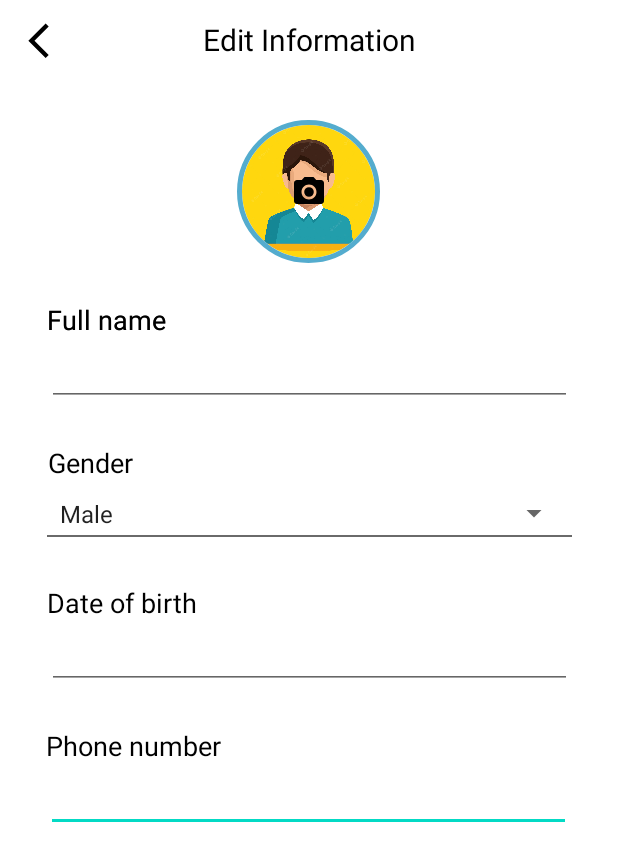
After one commit to ledangkhoa11-4/SportsBooking_AndroidCSC13009_KTPM1, an Android app: the EditInformationActivity screen opened directly, with no data from a screen before it, on a phone screen of 412 x 824 dp. The commit adds this screen. Shown: the top 861 px of the screen. Run offline under Robolectric (Android 15) with nearby library versions, the phone set to English and light mode, and no system bars; our stand-ins replace CircleImageView.

Commit message:
add edit information activity

```diff
--- a/User App/app/src/main/AndroidManifest.xml
+++ b/User App/app/src/main/AndroidManifest.xml
@@ -11,6 +11,9 @@
         android:supportsRtl="true"
         android:theme="@style/Theme.SportBooking"
         tools:targetApi="31">
+        <activity
+            android:name=".EditInformationActivity"
+            android:exported="false" />
         <activity
             android:name=".UserTabActivity"
             android:exported="false" />
--- /dev/null
+++ b/User App/app/src/main/java/com/example/sportbooking/EditInformationActivity.kt
@@ -0,0 +1,57 @@
+package com.example.sportbooking
+
+import android.media.Image
+import android.os.Build
+import androidx.appcompat.app.AppCompatActivity
+import android.os.Bundle
+import android.util.Log
+import android.widget.ArrayAdapter
+import android.widget.EditText
+import android.widget.ImageButton
+import android.widget.Spinner
+import androidx.annotation.RequiresApi
+import com.google.android.material.datepicker.MaterialDatePicker
+import java.text.SimpleDateFormat
+import java.time.format.DateTimeFormatter
+import java.util.*
+
+class EditInformationActivity : AppCompatActivity() {
+    lateinit var changeImgBtn: ImageButton
+    lateinit var fullNameInput: EditText
+    lateinit var genderInput: Spinner
+    lateinit var dobInput: EditText
+    lateinit var phoneInput: EditText
+
+    @RequiresApi(Build.VERSION_CODES.O)
+    override fun onCreate(savedInstanceState: Bundle?) {
+        super.onCreate(savedInstanceState)
+        setContentView(R.layout.activity_edit_information)
+
+        val genderList = arrayListOf<String>("Male", "Female", "Other")
+        changeImgBtn = findViewById(R.id.changeAvtBtn)
+        fullNameInput = findViewById(R.id.fullnameInput)
+        genderInput = findViewById(R.id.genderSpinner)
+        dobInput = findViewById(R.id.dobInput)
+        phoneInput = findViewById(R.id.phoneInput)
+
+        ArrayAdapter(this, android.R.layout.simple_spinner_item, genderList)
+            .also { adapter ->
+                adapter.setDropDownViewResource(android.R.layout.simple_spinner_dropdown_item)
+                genderInput.adapter = adapter
+            }
+        dobInput.setOnClickListener {
+            val datePicker =
+                MaterialDatePicker.Builder.datePicker()
+                    .setTitleText("Select date")
+                    .build()
+            datePicker.show(supportFragmentManager, "tag")
+            datePicker.addOnPositiveButtonClickListener {
+                val selectedDate = datePicker.selection
+                val dateFormat = SimpleDateFormat("dd/MM/yyyy")
+                var dob = Date(selectedDate!!)
+                dobInput.setText(dateFormat.format(dob))
+            }
+        }
+
+    }
+}
--- a/User App/app/src/main/java/com/example/sportbooking/UserTabActivity.kt
+++ b/User App/app/src/main/java/com/example/sportbooking/UserTabActivity.kt
@@ -3,16 +3,23 @@ package com.example.sportbooking
 import android.content.Intent
 import androidx.appcompat.app.AppCompatActivity
 import android.os.Bundle
+import android.widget.Button
 import android.widget.ImageView
+import com.google.android.material.floatingactionbutton.FloatingActionButton
 import com.google.android.material.navigation.NavigationBarView
 
 class UserTabActivity : AppCompatActivity() {
     lateinit var nav_bar: NavigationBarView
+    lateinit var editBtn: FloatingActionButton
     override fun onCreate(savedInstanceState: Bundle?) {
         super.onCreate(savedInstanceState)
         setContentView(R.layout.activity_user_tab)
         nav_bar = findViewById(R.id.nav_bar)
         navBarHandle(nav_bar)
+        editBtn = findViewById(R.id.editBtn)
+        editBtn.setOnClickListener {
+            startActivityForResult(Intent(this,EditInformationActivity::class.java),200)
+        }
 
     }
     fun navBarHandle(nav_bar: NavigationBarView){
--- /dev/null
+++ b/User App/app/src/main/res/drawable/back_icon.xml
@@ -0,0 +1,5 @@
+<vector android:height="24dp" android:tint="#000000"
+    android:viewportHeight="22" android:viewportWidth="22"
+    android:width="24dp" xmlns:android="http://schemas.android.com/apk/res/android">
+    <path android:fillColor="@android:color/white" android:pathData="M17.77,3.77l-1.77,-1.77l-10,10l10,10l1.77,-1.77l-8.23,-8.23z"/>
+</vector>
--- /dev/null
+++ b/User App/app/src/main/res/drawable/camera_icon.xml
@@ -0,0 +1,6 @@
+<vector android:height="24dp" android:tint="#000000"
+    android:viewportHeight="24" android:viewportWidth="24"
+    android:width="24dp" xmlns:android="http://schemas.android.com/apk/res/android">
+    <path android:fillColor="@android:color/white" android:pathData="M12,12m-3.2,0a3.2,3.2 0,1 1,6.4 0a3.2,3.2 0,1 1,-6.4 0"/>
+    <path android:fillColor="@android:color/white" android:pathData="M9,2L7.17,4L4,4c-1.1,0 -2,0.9 -2,2v12c0,1.1 0.9,2 2,2h16c1.1,0 2,-0.9 2,-2L22,6c0,-1.1 -0.9,-2 -2,-2h-3.17L15,2L9,2zM12,17c-2.76,0 -5,-2.24 -5,-5s2.24,-5 5,-5 5,2.24 5,5 -2.24,5 -5,5z"/>
+</vector>
--- /dev/null
+++ b/User App/app/src/main/res/drawable/pen_icon.xml
@@ -0,0 +1,9 @@
+<vector xmlns:android="http://schemas.android.com/apk/res/android"
+    android:width="16dp"
+    android:height="16dp"
+    android:viewportWidth="16"
+    android:viewportHeight="16">
+  <path
+      android:pathData="m13.498,0.795 l0.149,-0.149a1.207,1.207 0,1 1,1.707 1.708l-0.149,0.148a1.5,1.5 0,0 1,-0.059 2.059L4.854,14.854a0.5,0.5 0,0 1,-0.233 0.131l-4,1a0.5,0.5 0,0 1,-0.606 -0.606l1,-4a0.5,0.5 0,0 1,0.131 -0.232l9.642,-9.642a0.5,0.5 0,0 0,-0.642 0.056L6.854,4.854a0.5,0.5 0,1 1,-0.708 -0.708L9.44,0.854A1.5,1.5 0,0 1,11.5 0.796a1.5,1.5 0,0 1,1.998 -0.001zM12.854,1.561a0.5,0.5 0,0 0,-0.707 0L1.95,11.756l-0.764,3.057 3.057,-0.764L14.44,3.854a0.5,0.5 0,0 0,0 -0.708l-1.585,-1.585z"
+      android:fillColor="@color/black"/>
+</vector>
--- /dev/null
+++ b/User App/app/src/main/res/layout/activity_edit_information.xml
@@ -0,0 +1,165 @@
+<?xml version="1.0" encoding="utf-8"?>
+<androidx.constraintlayout.widget.ConstraintLayout xmlns:android="http://schemas.android.com/apk/res/android"
+    xmlns:app="http://schemas.android.com/apk/res-auto"
+    xmlns:tools="http://schemas.android.com/tools"
+    android:layout_width="match_parent"
+    android:layout_height="match_parent"
+    tools:context=".EditInformationActivity">
+
+    <TextView
+        android:id="@+id/textView7"
+        android:layout_width="wrap_content"
+        android:layout_height="wrap_content"
+        android:text="Phone number"
+        android:textColor="#000000"
+        android:textSize="18dp"
+        app:layout_constraintBottom_toTopOf="@+id/phoneInput"
+        app:layout_constraintStart_toStartOf="@+id/phoneInput" />
+
+    <EditText
+        android:id="@+id/phoneInput"
+        android:layout_width="350dp"
+        android:layout_height="wrap_content"
+        android:layout_marginTop="50dp"
+        android:ems="10"
+        android:inputType="number"
+        app:layout_constraintEnd_toEndOf="parent"
+        app:layout_constraintHorizontal_bias="0.491"
+        app:layout_constraintStart_toStartOf="parent"
+        app:layout_constraintTop_toBottomOf="@+id/dobInput" />
+
+    <TextView
+        android:id="@+id/textView4"
+        android:layout_width="wrap_content"
+        android:layout_height="wrap_content"
+        android:text="Gender"
+        android:textColor="#000000"
+        android:textSize="18dp"
+        app:layout_constraintBottom_toTopOf="@+id/genderSpinner"
+        app:layout_constraintStart_toStartOf="@+id/genderSpinner" />
+
+    <TextView
+        android:id="@+id/textView5"
+        android:layout_width="wrap_content"
+        android:layout_height="wrap_content"
+        android:text="Date of birth"
+        android:textColor="#000000"
+        android:textSize="18dp"
+        app:layout_constraintBottom_toTopOf="@+id/dobInput"
+        app:layout_constraintStart_toStartOf="@+id/dobInput" />
+
+    <TextView
+        android:id="@+id/textView3"
+        android:layout_width="wrap_content"
+        android:layout_height="wrap_content"
+        android:text="Full name"
+        android:textColor="#000000"
+        android:textSize="18dp"
+        app:layout_constraintBottom_toTopOf="@+id/fullnameInput"
+        app:layout_constraintStart_toStartOf="@+id/fullnameInput" />
+
+    <ImageButton
+        android:id="@+id/imageButton"
+        android:layout_width="49dp"
+        android:layout_height="52dp"
+        android:backgroundTint="#00FFFFFF"
+        android:scaleType="fitCenter"
+        app:layout_constraintStart_toStartOf="parent"
+        app:layout_constraintTop_toTopOf="parent"
+        app:srcCompat="@drawable/back_icon" />
+
+    <TextView
+        android:id="@+id/editTitleTv"
+        android:layout_width="wrap_content"
+        android:layout_height="wrap_content"
+        android:text="Edit Information"
+        android:textColor="#000000"
+        android:textSize="20sp"
+        app:layout_constraintBottom_toBottomOf="@+id/imageButton"
+        app:layout_constraintEnd_toEndOf="parent"
+        app:layout_constraintStart_toStartOf="@+id/imageButton"
+        app:layout_constraintTop_toTopOf="@+id/imageButton" />
+
+    <de.hdodenhof.circleimageview.CircleImageView
+        android:id="@+id/avatarIv"
+        android:layout_width="99dp"
+        android:layout_height="95dp"
+        android:layout_marginTop="80dp"
+        android:scaleType="centerCrop"
+        android:src="@drawable/avt"
+        app:civ_border_color="#54ACCE"
+        app:civ_border_width="3dp"
+        app:layout_constraintEnd_toEndOf="parent"
+        app:layout_constraintHorizontal_bias="0.498"
+        app:layout_constraintStart_toStartOf="parent"
+        app:layout_constraintTop_toTopOf="parent" />
+
+    <ImageButton
+        android:id="@+id/changeAvtBtn"
+        android:layout_width="99dp"
+        android:layout_height="95dp"
+        android:backgroundTint="#00FFFFFF"
+        android:foregroundGravity="bottom"
+        android:scaleType="centerInside"
+        app:layout_constraintStart_toStartOf="@+id/avatarIv"
+        app:layout_constraintTop_toTopOf="@+id/avatarIv"
+        app:srcCompat="@drawable/camera_icon" />
+
+    <TextView
+        android:id="@+id/textView2"
+        android:layout_width="wrap_content"
+        android:layout_height="wrap_content"
+        android:text="Full name"
+        android:textColor="#000000"
+        android:textSize="18dp"
+        app:layout_constraintBottom_toTopOf="@+id/fullnameInput"
+        app:layout_constraintStart_toStartOf="@+id/fullnameInput" />
+
+    <EditText
+        android:id="@+id/fullnameInput"
+        android:layout_width="350dp"
+        android:layout_height="wrap_content"
+        android:layout_marginTop="50dp"
+        android:ems="10"
+        android:inputType="textPersonName"
+        app:layout_constraintEnd_toEndOf="parent"
+        app:layout_constraintStart_toStartOf="parent"
+        app:layout_constraintTop_toBottomOf="@+id/avatarIv" />
+
+    <Spinner
+        android:id="@+id/genderSpinner"
+        android:layout_width="348dp"
+        android:layout_height="43dp"
+        android:layout_marginTop="50dp"
+        app:layout_constraintEnd_toEndOf="parent"
+        app:layout_constraintStart_toStartOf="parent"
+        app:layout_constraintTop_toBottomOf="@+id/fullnameInput" />
+
+    <EditText
+        android:id="@+id/dobInput"
+        android:layout_width="350dp"
+        android:layout_height="wrap_content"
+        android:layout_marginTop="50dp"
+        android:cursorVisible="false"
+        android:ems="10"
+        android:focusable="false"
+        android:focusableInTouchMode="false"
+        android:inputType="textPersonName"
+        app:layout_constraintEnd_toEndOf="parent"
+        app:layout_constraintStart_toStartOf="parent"
+        app:layout_constraintTop_toBottomOf="@+id/genderSpinner" />
+
+    <Button
+        android:id="@+id/button2"
+        android:layout_width="350dp"
+        android:layout_height="1dp"
+        android:layout_marginBottom="6dp"
+        android:backgroundTint="#6A6A6A"
+        app:layout_constraintBottom_toBottomOf="@+id/genderSpinner"
+        app:layout_constraintEnd_toEndOf="@+id/genderSpinner"
+        app:layout_constraintStart_toStartOf="@+id/genderSpinner" />
+
+
+
+
+</androidx.constraintlayout.widget.ConstraintLayout>
--- a/User App/app/src/main/res/layout/activity_user_tab.xml
+++ b/User App/app/src/main/res/layout/activity_user_tab.xml
@@ -67,4 +67,17 @@
         app:layout_constraintStart_toStartOf="@+id/user_nameTv"
         app:layout_constraintTop_toBottomOf="@+id/user_nameTv" />
 
+    <com.google.android.material.floatingactionbutton.FloatingActionButton
+        android:id="@+id/editBtn"
+        android:layout_width="wrap_content"
+        android:layout_height="wrap_content"
+        android:layout_gravity="bottom|end"
+        android:layout_margin="16dp"
+        android:contentDescription="Edit"
+        android:text="Edit information"
+        app:backgroundTint="#AFD5E4"
+        app:layout_constraintBottom_toTopOf="@+id/nav_bar"
+        app:layout_constraintEnd_toEndOf="parent"
+        app:srcCompat="@drawable/pen_icon" />
+
 </androidx.constraintlayout.widget.ConstraintLayout>
```
